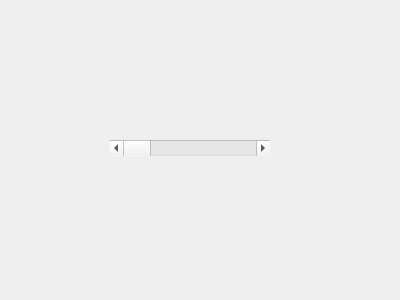
Before: the Qt Designer form LED-Tester/referencewindow.ui in faniryxx/LED-Tester, drawn with Qt 5.
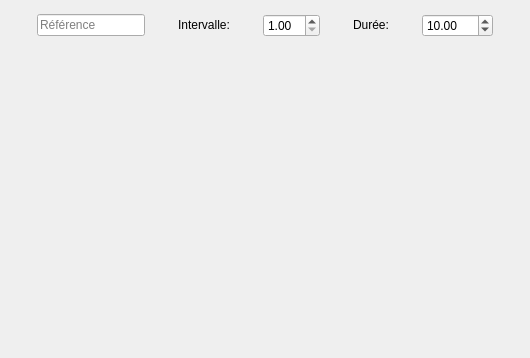
After: the same form once the commit is applied.

```diff
--- a/LED-Tester/referencewindow.ui
+++ b/LED-Tester/referencewindow.ui
@@ -6,25 +6,104 @@
    <rect>
     <x>0</x>
     <y>0</y>
-    <width>400</width>
-    <height>300</height>
+    <width>530</width>
+    <height>358</height>
    </rect>
   </property>
+  <property name="sizePolicy">
+   <sizepolicy hsizetype="Fixed" vsizetype="Fixed">
+    <horstretch>0</horstretch>
+    <verstretch>0</verstretch>
+   </sizepolicy>
+  </property>
   <property name="windowTitle">
    <string>Form</string>
   </property>
-  <widget class="QScrollBar" name="horizontalScrollBar">
+  <widget class="QWidget" name="horizontalLayoutWidget">
    <property name="geometry">
     <rect>
-     <x>110</x>
-     <y>140</y>
-     <width>160</width>
-     <height>16</height>
+     <x>10</x>
+     <y>10</y>
+     <width>511</width>
+     <height>31</height>
     </rect>
    </property>
-   <property name="orientation">
-    <enum>Qt::Horizontal</enum>
-   </property>
+   <layout class="QHBoxLayout" name="horizontalLayout">
+    <item>
+     <widget class="QLineEdit" name="lineEdit">
+      <property name="sizePolicy">
+       <sizepolicy hsizetype="Fixed" vsizetype="Fixed">
+        <horstretch>0</horstretch>
+        <verstretch>0</verstretch>
+       </sizepolicy>
+      </property>
+      <property name="placeholderText">
+       <string>Référence</string>
+      </property>
+     </widget>
+    </item>
+    <item>
+     <widget class="QLabel" name="label">
+      <property name="sizePolicy">
+       <sizepolicy hsizetype="Fixed" vsizetype="Fixed">
+        <horstretch>0</horstretch>
+        <verstretch>0</verstretch>
+       </sizepolicy>
+      </property>
+      <property name="text">
+       <string>Intervalle:</string>
+      </property>
+     </widget>
+    </item>
+    <item>
+     <widget class="QDoubleSpinBox" name="intervalle">
+      <property name="sizePolicy">
+       <sizepolicy hsizetype="Fixed" vsizetype="Fixed">
+        <horstretch>0</horstretch>
+        <verstretch>0</verstretch>
+       </sizepolicy>
+      </property>
+      <property name="minimum">
+       <double>1.000000000000000</double>
+      </property>
+      <property name="maximum">
+       <double>10.000000000000000</double>
+      </property>
+     </widget>
+    </item>
+    <item>
+     <widget class="QLabel" name="label_2">
+      <property name="sizePolicy">
+       <sizepolicy hsizetype="Fixed" vsizetype="Fixed">
+        <horstretch>0</horstretch>
+        <verstretch>0</verstretch>
+       </sizepolicy>
+      </property>
+      <property name="text">
+       <string>Durée:</string>
+      </property>
+     </widget>
+    </item>
+    <item>
+     <widget class="QDoubleSpinBox" name="duree">
+      <property name="sizePolicy">
+       <sizepolicy hsizetype="Fixed" vsizetype="Fixed">
+        <horstretch>0</horstretch>
+        <verstretch>0</verstretch>
+       </sizepolicy>
+      </property>
+      <property name="minimum">
+       <double>1.000000000000000</double>
+      </property>
+      <property name="maximum">
+       <double>3600.000000000000000</double>
+      </property>
+      <property name="value">
+       <double>10.000000000000000</double>
+      </property>
+     </widget>
+    </item>
+   </layout>
   </widget>
  </widget>
  <resources/>
```
Left out of the diff: 2 changed lines with no effect on the pictures.
